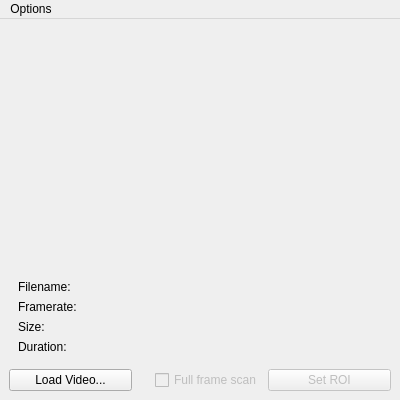
This is mainwindow.ui in jso-w/FCST as Qt 5 draws it before an edit. The edited form follows.
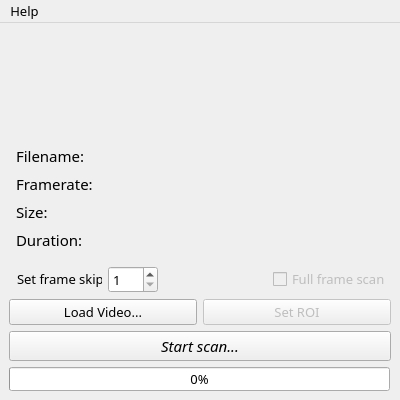
This is the edited form.

Commit message: added UI elements, functionalities

What changed in the file:
```diff
--- a/mainwindow.ui
+++ b/mainwindow.ui
@@ -28,6 +28,12 @@
     <height>400</height>
    </size>
   </property>
+  <property name="font">
+   <font>
+    <family>Inter 28pt</family>
+    <pointsize>10</pointsize>
+   </font>
+  </property>
   <property name="mouseTracking">
    <bool>false</bool>
   </property>
@@ -58,6 +64,8 @@
    </property>
    <property name="font">
     <font>
+     <family>Inter 28pt</family>
+     <pointsize>10</pointsize>
      <underline>false</underline>
     </font>
    </property>
@@ -71,6 +79,15 @@
     <locale language="English" country="Switzerland"/>
    </property>
    <layout class="QVBoxLayout" name="verticalLayout_2">
+    <property name="spacing">
+     <number>6</number>
+    </property>
+    <property name="leftMargin">
+     <number>9</number>
+    </property>
+    <property name="bottomMargin">
+     <number>9</number>
+    </property>
     <item>
      <spacer name="verticalSpacer">
       <property name="orientation">
@@ -92,9 +109,61 @@
         <verstretch>0</verstretch>
        </sizepolicy>
       </property>
+      <property name="minimumSize">
+       <size>
+        <width>0</width>
+        <height>0</height>
+       </size>
+      </property>
+      <property name="font">
+       <font>
+        <family>Inter 28pt</family>
+        <pointsize>11</pointsize>
+        <underline>false</underline>
+        <fontweight>Light</fontweight>
+       </font>
+      </property>
       <layout class="QFormLayout" name="formLayout">
+       <property name="sizeConstraint">
+        <enum>QLayout::SizeConstraint::SetDefaultConstraint</enum>
+       </property>
+       <property name="fieldGrowthPolicy">
+        <enum>QFormLayout::FieldGrowthPolicy::AllNonFixedFieldsGrow</enum>
+       </property>
+       <property name="rowWrapPolicy">
+        <enum>QFormLayout::RowWrapPolicy::DontWrapRows</enum>
+       </property>
+       <property name="labelAlignment">
+        <set>Qt::AlignmentFlag::AlignBottom|Qt::AlignmentFlag::AlignLeading|Qt::AlignmentFlag::AlignLeft</set>
+       </property>
+       <property name="formAlignment">
+        <set>Qt::AlignmentFlag::AlignBottom|Qt::AlignmentFlag::AlignLeading|Qt::AlignmentFlag::AlignLeft</set>
+       </property>
+       <property name="horizontalSpacing">
+        <number>6</number>
+       </property>
+       <property name="verticalSpacing">
+        <number>6</number>
+       </property>
+       <property name="leftMargin">
+        <number>7</number>
+       </property>
+       <property name="topMargin">
+        <number>1</number>
+       </property>
        <item row="2" column="0">
         <widget class="QLabel" name="label_filename">
+         <property name="font">
+          <font>
+           <family>Inter 28pt</family>
+           <pointsize>11</pointsize>
+           <underline>false</underline>
+           <strikeout>false</strikeout>
+           <stylestrategy>PreferDefault</stylestrategy>
+           <kerning>true</kerning>
+           <fontweight>Light</fontweight>
+          </font>
+         </property>
          <property name="text">
           <string>Filename:</string>
          </property>
@@ -152,6 +221,106 @@
       </layout>
      </widget>
     </item>
+    <item>
+     <layout class="QHBoxLayout" name="horizontalLayout_2">
+      <property name="leftMargin">
+       <number>8</number>
+      </property>
+      <item>
+       <widget class="QLabel" name="label_spinbox">
+        <property name="sizePolicy">
+         <sizepolicy hsizetype="Preferred" vsizetype="Maximum">
+          <horstretch>0</horstretch>
+          <verstretch>0</verstretch>
+         </sizepolicy>
+        </property>
+        <property name="maximumSize">
+         <size>
+          <width>85</width>
+          <height>16777215</height>
+         </size>
+        </property>
+        <property name="font">
+         <font>
+          <family>Inter 28pt</family>
+          <pointsize>10</pointsize>
+          <underline>false</underline>
+         </font>
+        </property>
+        <property name="text">
+         <string>Set frame skip:</string>
+        </property>
+       </widget>
+      </item>
+      <item alignment="Qt::AlignmentFlag::AlignLeft">
+       <widget class="QSpinBox" name="set_frame_skip">
+        <property name="enabled">
+         <bool>true</bool>
+        </property>
+        <property name="sizePolicy">
+         <sizepolicy hsizetype="Maximum" vsizetype="Maximum">
+          <horstretch>0</horstretch>
+          <verstretch>0</verstretch>
+         </sizepolicy>
+        </property>
+        <property name="maximumSize">
+         <size>
+          <width>60</width>
+          <height>100</height>
+         </size>
+        </property>
+        <property name="font">
+         <font>
+          <family>Inter 28pt</family>
+          <pointsize>10</pointsize>
+          <underline>false</underline>
+         </font>
+        </property>
+        <property name="minimum">
+         <number>1</number>
+        </property>
+        <property name="maximum">
+         <number>999</number>
+        </property>
+       </widget>
+      </item>
+      <item>
+       <widget class="QCheckBox" name="full_frame">
+        <property name="enabled">
+         <bool>false</bool>
+        </property>
+        <property name="sizePolicy">
+         <sizepolicy hsizetype="Fixed" vsizetype="Fixed">
+          <horstretch>0</horstretch>
+          <verstretch>0</verstretch>
+         </sizepolicy>
+        </property>
+        <property name="maximumSize">
+         <size>
+          <width>16777215</width>
+          <height>16777215</height>
+         </size>
+        </property>
+        <property name="font">
+         <font>
+          <family>Inter 28pt</family>
+          <pointsize>10</pointsize>
+          <underline>false</underline>
+         </font>
+        </property>
+        <property name="layoutDirection">
+         <enum>Qt::LayoutDirection::LeftToRight</enum>
+        </property>
+        <property name="text">
+         <string>Full frame scan</string>
+        </property>
+        <property name="tristate">
+         <bool>false</bool>
+        </property>
+       </widget>
+      </item>
+     </layout>
+    </item>
     <item alignment="Qt::AlignmentFlag::AlignBottom">
      <widget class="QWidget" name="widget_2" native="true">
       <property name="sizePolicy">
@@ -183,16 +352,6 @@
          </property>
         </widget>
        </item>
-       <item alignment="Qt::AlignmentFlag::AlignRight">
-        <widget class="QCheckBox" name="full_frame">
-         <property name="enabled">
-          <bool>false</bool>
-         </property>
-         <property name="text">
-          <string>Full frame scan</string>
-         </property>
-        </widget>
-       </item>
        <item>
         <widget class="QPushButton" name="set_roi">
          <property name="enabled">
@@ -206,6 +365,64 @@
       </layout>
      </widget>
     </item>
+    <item>
+     <widget class="QPushButton" name="start_scan">
+      <property name="font">
+       <font>
+        <family>Inter 28pt</family>
+        <pointsize>11</pointsize>
+        <italic>true</italic>
+        <underline>false</underline>
+        <fontweight>Medium</fontweight>
+       </font>
+      </property>
+      <property name="text">
+       <string>Start scan...</string>
+      </property>
+     </widget>
+    </item>
+    <item>
+     <widget class="QProgressBar" name="scan_progress_bar">
+      <property name="sizePolicy">
+       <sizepolicy hsizetype="Fixed" vsizetype="Fixed">
+        <horstretch>0</horstretch>
+        <verstretch>0</verstretch>
+       </sizepolicy>
+      </property>
+      <property name="minimumSize">
+       <size>
+        <width>381</width>
+        <height>24</height>
+       </size>
+      </property>
+      <property name="maximumSize">
+       <size>
+        <width>16777215</width>
+        <height>24</height>
+       </size>
+      </property>
+      <property name="font">
+       <font>
+        <family>Inter 28pt</family>
+        <pointsize>10</pointsize>
+        <italic>false</italic>
+        <bold>false</bold>
+        <underline>false</underline>
+        <strikeout>false</strikeout>
+        <kerning>true</kerning>
+       </font>
+      </property>
+      <property name="cursor">
+       <cursorShape>ArrowCursor</cursorShape>
+      </property>
+      <property name="value">
+       <number>0</number>
+      </property>
+      <property name="textVisible">
+       <bool>true</bool>
+      </property>
+     </widget>
+    </item>
    </layout>
   </widget>
   <widget class="QMenuBar" name="menubar">
@@ -228,7 +445,7 @@
    </property>
    <widget class="QMenu" name="aboutmenu">
     <property name="title">
-     <string>Options</string>
+     <string>Help</string>
     </property>
     <addaction name="actionAbout"/>
    </widget>
```
Left out of the diff: 34 changed lines with no effect on the pictures. The commit also changes 5 other files.
